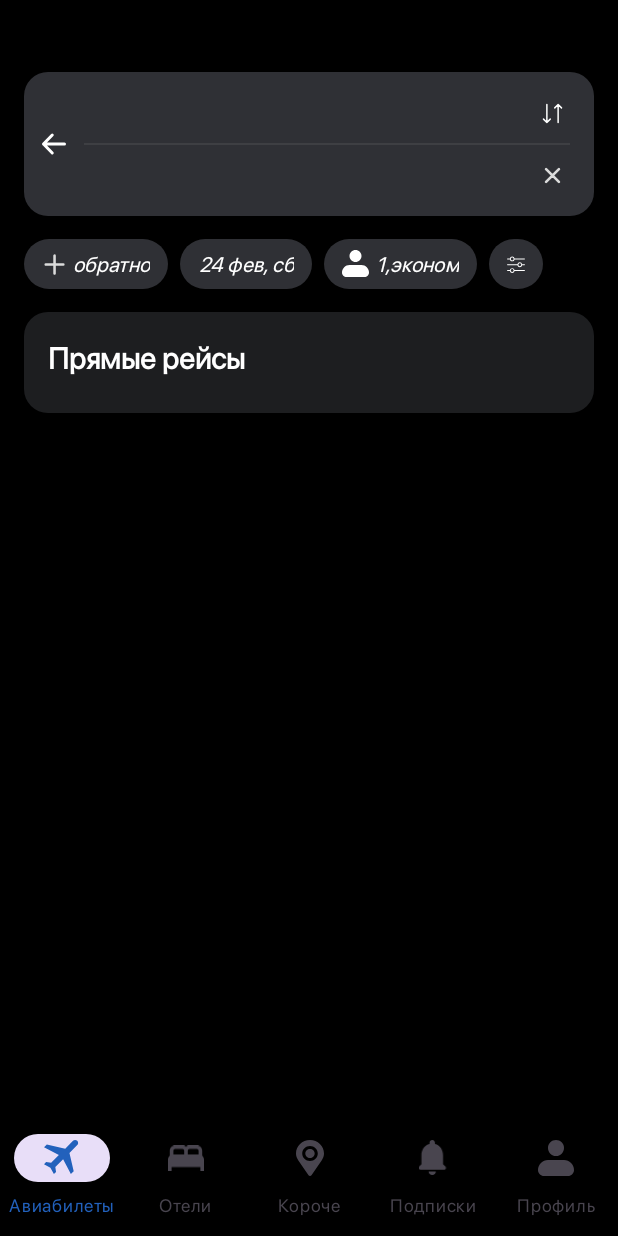
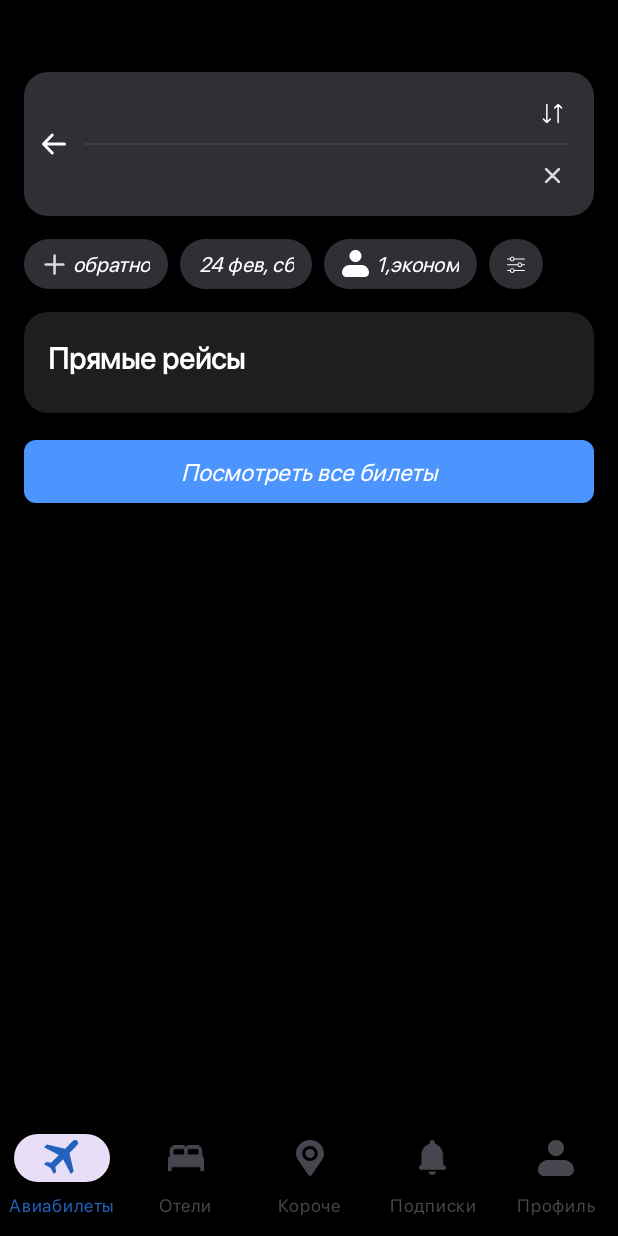
Before and after one commit to Djambulat69/AviaTickets, an Android app: the fragment TicketsFragment placed in its activity, on a phone screen of 412 x 824 dp. Run offline under Robolectric (Android 15) with nearby library versions, the phone set to English and light mode, and no system bars; libraries missing offline, so code that uses them is left out: com.jakewharton.retrofit2; network calls fail; 3 statements that could not run were skipped.

Commit message:
added show all tickets button

```diff
--- /dev/null
+++ b/app/tickets/src/main/res/drawable/rounded_blue_bg.xml
@@ -0,0 +1,16 @@
+<?xml version="1.0" encoding="utf-8"?>
+
+<selector xmlns:android="http://schemas.android.com/apk/res/android">
+    <item android:state_pressed="false">
+        <shape android:shape="rectangle">
+            <corners android:radius="8dp" />
+            <solid android:color="@color/blue" />
+        </shape>
+    </item>
+    <item android:state_pressed="true">
+        <shape android:shape="rectangle">
+            <corners android:radius="8dp" />
+            <solid android:color="#AA2261BC" />
+        </shape>
+    </item>
+</selector>
--- a/app/tickets/src/main/res/layout/fragment_tickets.xml
+++ b/app/tickets/src/main/res/layout/fragment_tickets.xml
@@ -155,13 +155,13 @@
     </HorizontalScrollView>
 
     <LinearLayout
-        android:orientation="vertical"
         android:id="@+id/races"
         android:layout_width="match_parent"
         android:layout_height="wrap_content"
         android:layout_marginHorizontal="16dp"
         android:layout_marginTop="15dp"
         android:background="@drawable/races_bg"
+        android:orientation="vertical"
         android:padding="16dp"
         app:layout_constraintTop_toBottomOf="@id/filters_scrollable">
 
@@ -176,4 +176,16 @@
 
     </LinearLayout>
 
+    <Button
+        android:layout_width="match_parent"
+        android:layout_height="42dp"
+        android:layout_marginHorizontal="16dp"
+        android:layout_marginTop="18dp"
+        android:background="@drawable/rounded_blue_bg"
+        android:text="@string/see_all_tickets"
+        android:textColor="@android:color/white"
+        android:textSize="16sp"
+        android:textStyle="italic"
+        app:layout_constraintTop_toBottomOf="@id/races" />
+
 </androidx.constraintlayout.widget.ConstraintLayout>
--- a/app/tickets/src/main/res/values/strings.xml
+++ b/app/tickets/src/main/res/values/strings.xml
@@ -4,4 +4,5 @@
     <string name="ticket_type">1,эконом</string>
 
     <string name="direct_races">Прямые рейсы</string>
+    <string name="see_all_tickets">Посмотреть все билеты</string>
 </resources>
```
